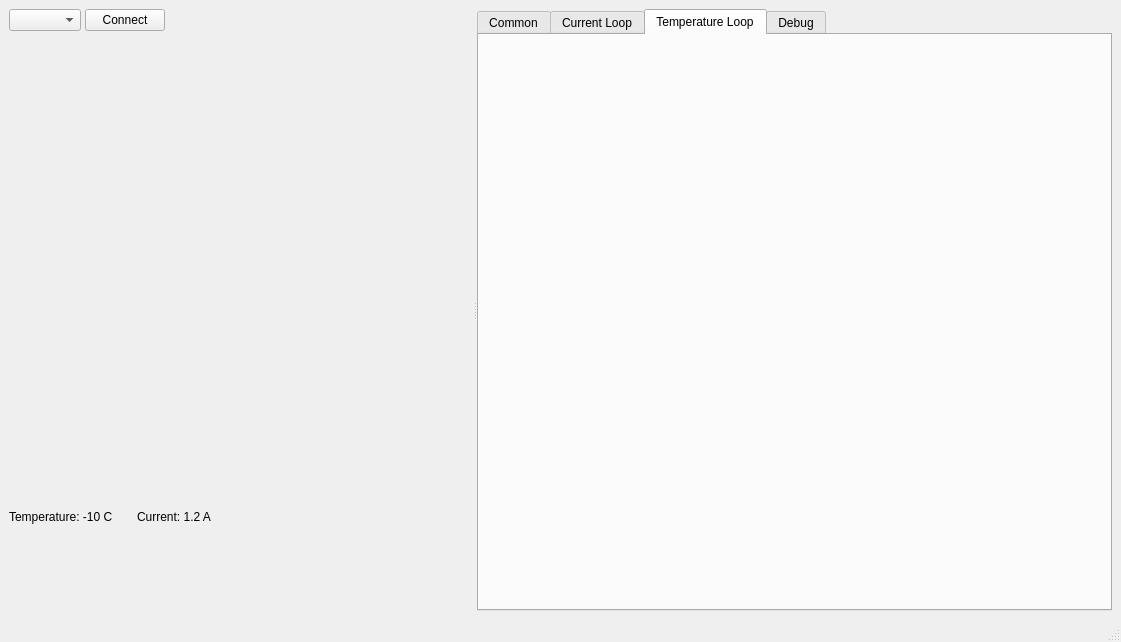
The window that mainwindow.ui (glavmonter/QPeltierUI) describes before a commit, drawn with Qt 5.
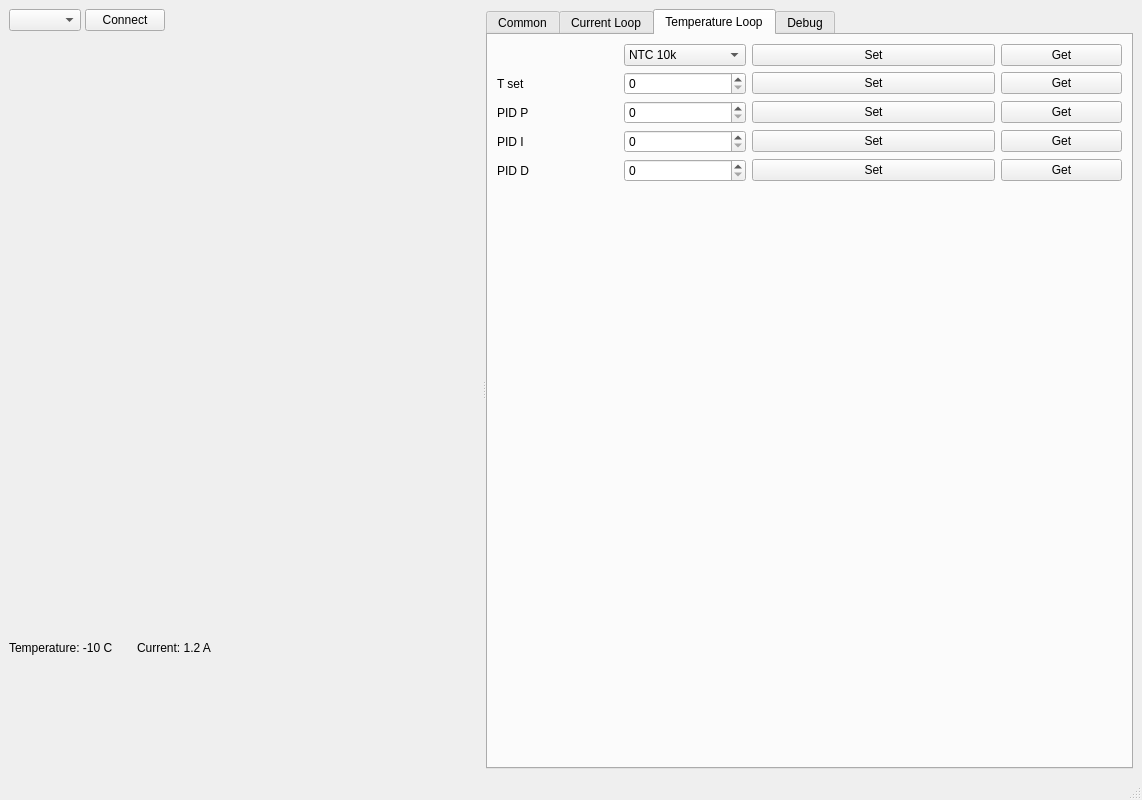
The same window after the commit. The open tabs and pages were chosen to show the change. Custom widgets are drawn as their Qt base class.

```diff
--- a/mainwindow.ui
+++ b/mainwindow.ui
@@ -6,8 +6,8 @@
    <rect>
     <x>0</x>
     <y>0</y>
-    <width>1121</width>
-    <height>642</height>
+    <width>1142</width>
+    <height>800</height>
    </rect>
   </property>
   <property name="windowTitle">
@@ -210,6 +210,152 @@
         <attribute name="title">
          <string>Temperature Loop</string>
         </attribute>
+        <layout class="QVBoxLayout" name="verticalLayout_6">
+         <item>
+          <layout class="QGridLayout" name="gridLayout_3">
+           <item row="0" column="1">
+            <widget class="QComboBox" name="cmbSensorType">
+             <property name="currentIndex">
+              <number>1</number>
+             </property>
+             <item>
+              <property name="text">
+               <string>NTC 3k</string>
+              </property>
+             </item>
+             <item>
+              <property name="text">
+               <string>NTC 10k</string>
+              </property>
+             </item>
+            </widget>
+           </item>
+           <item row="1" column="0">
+            <widget class="QLabel" name="lblTemperature">
+             <property name="text">
+              <string>T set</string>
+             </property>
+            </widget>
+           </item>
+           <item row="1" column="1">
+            <widget class="QSpinBox" name="spinTemperature"/>
+           </item>
+           <item row="1" column="2" colspan="2">
+            <widget class="QPushButton" name="btnTemperatureSet">
+             <property name="text">
+              <string>Set</string>
+             </property>
+            </widget>
+           </item>
+           <item row="1" column="4">
+            <widget class="QPushButton" name="btnTemperatureGet">
+             <property name="text">
+              <string>Get</string>
+             </property>
+            </widget>
+           </item>
+           <item row="2" column="0">
+            <widget class="QLabel" name="lblPidP">
+             <property name="text">
+              <string>PID P</string>
+             </property>
+            </widget>
+           </item>
+           <item row="2" column="1">
+            <widget class="QSpinBox" name="spinPidP"/>
+           </item>
+           <item row="2" column="2" colspan="2">
+            <widget class="QPushButton" name="btnPidPSet">
+             <property name="text">
+              <string>Set</string>
+             </property>
+            </widget>
+           </item>
+           <item row="2" column="4">
+            <widget class="QPushButton" name="btnPidPGet">
+             <property name="text">
+              <string>Get</string>
+             </property>
+            </widget>
+           </item>
+           <item row="3" column="0">
+            <widget class="QLabel" name="lblPidI">
+             <property name="text">
+              <string>PID I</string>
+             </property>
+            </widget>
+           </item>
+           <item row="3" column="1">
+            <widget class="QSpinBox" name="spinPidI"/>
+           </item>
+           <item row="3" column="4">
+            <widget class="QPushButton" name="btnPidIGet">
+             <property name="text">
+              <string>Get</string>
+             </property>
+            </widget>
+           </item>
+           <item row="4" column="0">
+            <widget class="QLabel" name="lblPidD">
+             <property name="text">
+              <string>PID D</string>
+             </property>
+            </widget>
+           </item>
+           <item row="4" column="1">
+            <widget class="QSpinBox" name="spinPidD"/>
+           </item>
+           <item row="4" column="2" colspan="2">
+            <widget class="QPushButton" name="btnPidDSet">
+             <property name="text">
+              <string>Set</string>
+             </property>
+            </widget>
+           </item>
+           <item row="4" column="4">
+            <widget class="QPushButton" name="btnPidDGet">
+             <property name="text">
+              <string>Get</string>
+             </property>
+            </widget>
+           </item>
+           <item row="0" column="4">
+            <widget class="QPushButton" name="btnSensorTypeGet">
+             <property name="text">
+              <string>Get</string>
+             </property>
+            </widget>
+           </item>
+           <item row="0" column="2" colspan="2">
+            <widget class="QPushButton" name="btnSensorTypeSet">
+             <property name="text">
+              <string>Set</string>
+             </property>
+            </widget>
+           </item>
+           <item row="3" column="2" colspan="2">
+            <widget class="QPushButton" name="btnPidISet">
+             <property name="text">
+              <string>Set</string>
+             </property>
+            </widget>
+           </item>
+          </layout>
+         </item>
+         <item>
+          <spacer name="verticalSpacer_3">
+           <property name="orientation">
+            <enum>Qt::Orientation::Vertical</enum>
+           </property>
+           <property name="sizeHint" stdset="0">
+            <size>
+             <width>20</width>
+             <height>526</height>
+            </size>
+           </property>
+          </spacer>
+         </item>
+        </layout>
        </widget>
        <widget class="QWidget" name="tabPageDebug">
         <attribute name="title">
```
Left out of the diff: 8 changed lines with no effect on the pictures.
